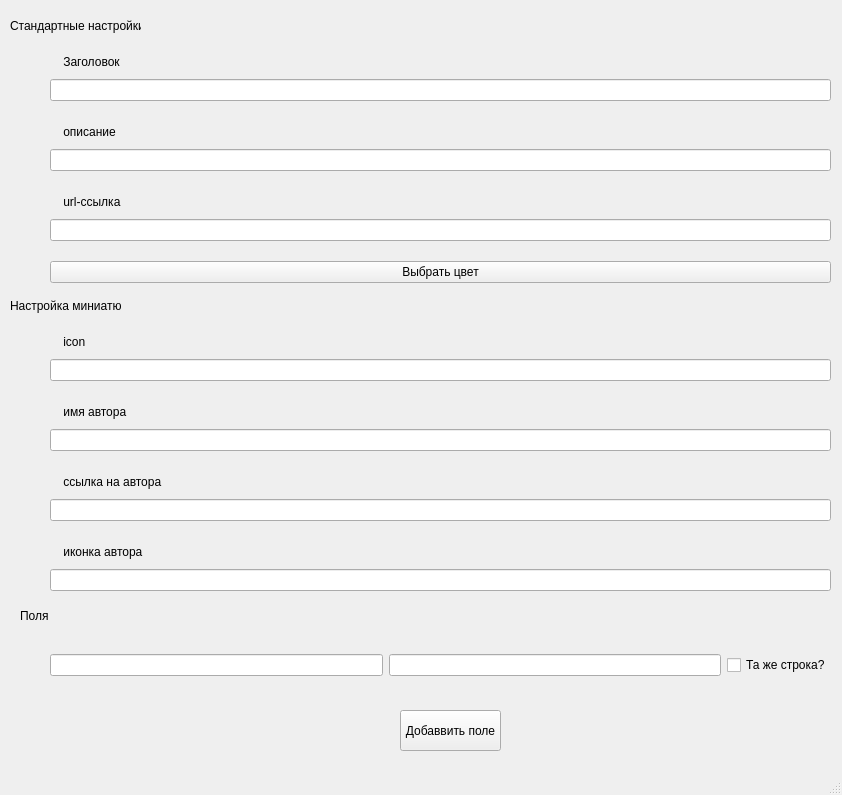
This is MessageSetUp.ui in expiredy/QtYalycuemProject as Qt 5 draws it before an edit. The edited form follows.
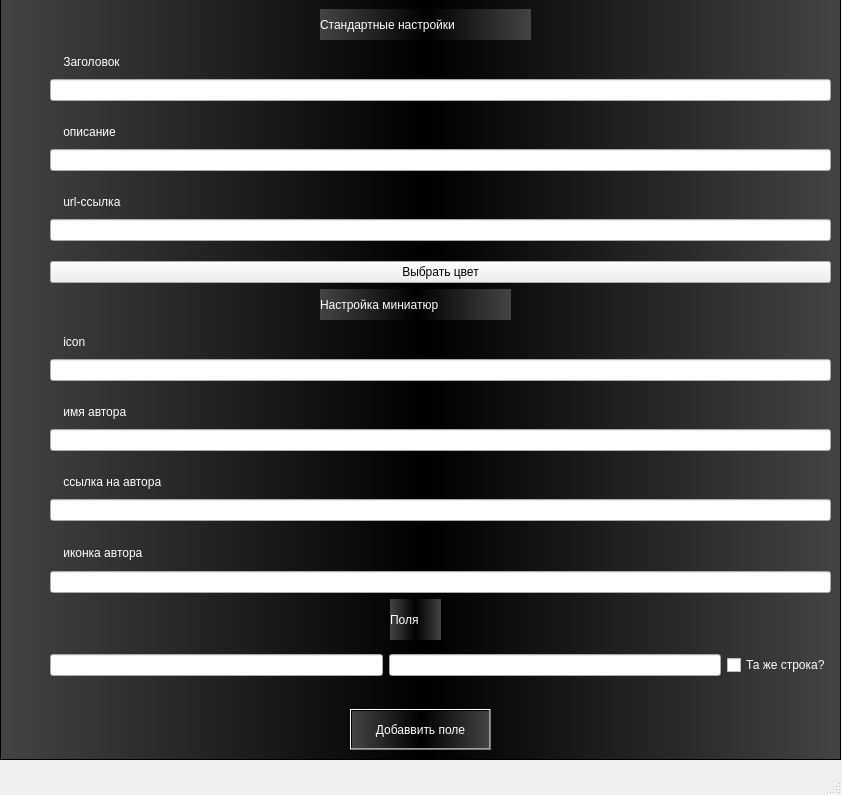
This is the edited form.

Patch:
```diff
--- a/MessageSetUp.ui
+++ b/MessageSetUp.ui
@@ -29,6 +29,10 @@
      </item>
      <item row="0" column="0">
       <widget class="QLabel" name="label">
+       <property name="styleSheet">
+        <string notr="true">color: white;
+font: 12pt &quot;Frankfurter Medium&quot;;</string>
+       </property>
        <property name="text">
         <string>    Заголовок</string>
        </property>
@@ -48,6 +52,13 @@
     <layout class="QGridLayout" name="gridLayout_3">
      <item row="0" column="0">
       <widget class="QLabel" name="label_2">
+       <property name="accessibleDescription">
+        <string/>
+       </property>
+       <property name="styleSheet">
+        <string notr="true">color: white;
+font: 12pt &quot;Frankfurter Medium&quot;;</string>
+       </property>
        <property name="text">
         <string>    описание</string>
        </property>
@@ -70,6 +81,10 @@
     <layout class="QGridLayout" name="gridLayout_4">
      <item row="0" column="0">
       <widget class="QLabel" name="label_3">
+       <property name="styleSheet">
+        <string notr="true">color: white;
+font: 12pt &quot;Frankfurter Medium&quot;;</string>
+       </property>
        <property name="text">
         <string>    url-ссылка</string>
        </property>
@@ -111,6 +126,10 @@
     <layout class="QGridLayout" name="gridLayout_5">
      <item row="0" column="0">
       <widget class="QLabel" name="label_4">
+       <property name="styleSheet">
+        <string notr="true">color: white;
+font: 12pt &quot;Frankfurter Medium&quot;;</string>
+       </property>
        <property name="text">
         <string>    icon</string>
        </property>
@@ -133,6 +152,10 @@
     <layout class="QGridLayout" name="gridLayout_6">
      <item row="0" column="0">
       <widget class="QLabel" name="label_5">
+       <property name="styleSheet">
+        <string notr="true">color: white;
+font: 12pt &quot;Frankfurter Medium&quot;;</string>
+       </property>
        <property name="text">
         <string>    имя автора</string>
        </property>
@@ -155,6 +178,10 @@
     <layout class="QGridLayout" name="gridLayout_7">
      <item row="0" column="0">
       <widget class="QLabel" name="label_6">
+       <property name="styleSheet">
+        <string notr="true">color: white;
+font: 12pt &quot;Frankfurter Medium&quot;;</string>
+       </property>
        <property name="text">
         <string>    ссылка на автора</string>
        </property>
@@ -171,12 +198,16 @@
       <x>50</x>
       <y>540</y>
       <width>781</width>
-      <height>51</height>
+      <height>53</height>
      </rect>
     </property>
     <layout class="QGridLayout" name="gridLayout_8">
      <item row="0" column="0">
       <widget class="QLabel" name="label_7">
+       <property name="styleSheet">
+        <string notr="true">color: white;
+font: 12pt &quot;Frankfurter Medium&quot;;</string>
+       </property>
        <property name="text">
         <string>    иконка автора</string>
        </property>
@@ -205,6 +236,10 @@
      </item>
      <item>
       <widget class="QCheckBox" name="checkBox">
+       <property name="styleSheet">
+        <string notr="true">color: white
+</string>
+       </property>
        <property name="text">
         <string>Та же строка?</string>
        </property>
@@ -212,58 +247,106 @@
      </item>
     </layout>
    </widget>
+   <widget class="QFrame" name="background">
+    <property name="geometry">
+     <rect>
+      <x>0</x>
+      <y>-21</y>
+      <width>841</width>
+      <height>781</height>
+     </rect>
+    </property>
+    <property name="styleSheet">
+     <string notr="true">background-color: qlineargradient(spread:pad, x1:0, y1:0, x2:1, y2:0, stop:0 rgba(68, 68, 68, 255), stop:0.505682 rgba(0, 0, 0, 255), stop:1 rgba(68, 68, 68, 255));</string>
+    </property>
+    <property name="frameShape">
+     <enum>QFrame::StyledPanel</enum>
+    </property>
+    <property name="frameShadow">
+     <enum>QFrame::Raised</enum>
+    </property>
    <widget class="QPushButton" name="AddField">
     <property name="geometry">
      <rect>
-      <x>400</x>
-      <y>710</y>
-      <width>101</width>
+       <x>350</x>
+       <y>730</y>
+       <width>141</width>
       <height>41</height>
      </rect>
     </property>
+     <property name="styleSheet">
+      <string notr="true">color: white;
+font: 12pt &quot;Frankfurter Medium&quot;;</string>
+     </property>
     <property name="text">
      <string>Добаввить поле</string>
     </property>
    </widget>
-   <widget class="QLabel" name="label_8">
-    <property name="geometry">
-     <rect>
-      <x>20</x>
-      <y>600</y>
-      <width>61</width>
-      <height>31</height>
-     </rect>
-    </property>
-    <property name="text">
-     <string>Поля</string>
-    </property>
-   </widget>
    <widget class="QLabel" name="label_9">
     <property name="geometry">
      <rect>
-      <x>10</x>
-      <y>290</y>
-      <width>111</width>
+       <x>320</x>
+       <y>310</y>
+       <width>191</width>
       <height>31</height>
      </rect>
     </property>
+     <property name="styleSheet">
+      <string notr="true">color: white;
+font: 14pt &quot;Frankfurter Medium&quot;;</string>
+     </property>
     <property name="text">
      <string>Настройка миниатюр</string>
     </property>
    </widget>
+    <widget class="QLabel" name="label_8">
+     <property name="geometry">
+      <rect>
+       <x>390</x>
+       <y>620</y>
+       <width>51</width>
+       <height>41</height>
+      </rect>
+     </property>
+     <property name="layoutDirection">
+      <enum>Qt::LeftToRight</enum>
+     </property>
+     <property name="styleSheet">
+      <string notr="true">color: white;
+font: 14pt &quot;Frankfurter Medium&quot;;</string>
+     </property>
+     <property name="text">
+      <string>Поля</string>
+     </property>
+    </widget>
    <widget class="QLabel" name="label_10">
     <property name="geometry">
      <rect>
-      <x>10</x>
-      <y>10</y>
-      <width>131</width>
+       <x>320</x>
+       <y>30</y>
+       <width>211</width>
       <height>31</height>
      </rect>
     </property>
+     <property name="styleSheet">
+      <string notr="true">color: white;
+font: 14pt &quot;Frankfurter Medium&quot;;</string>
+     </property>
     <property name="text">
      <string>Стандартные настройки</string>
     </property>
    </widget>
+   </widget>
+   <zorder>background</zorder>
+   <zorder>gridLayoutWidget</zorder>
+   <zorder>gridLayoutWidget_2</zorder>
+   <zorder>gridLayoutWidget_3</zorder>
+   <zorder>verticalLayoutWidget</zorder>
+   <zorder>gridLayoutWidget_4</zorder>
+   <zorder>gridLayoutWidget_5</zorder>
+   <zorder>gridLayoutWidget_6</zorder>
+   <zorder>gridLayoutWidget_7</zorder>
+   <zorder>horizontalLayoutWidget</zorder>
   </widget>
   <widget class="QMenuBar" name="menubar">
    <property name="geometry">
```
Lines whose indentation alone changed are shown as unchanged.
